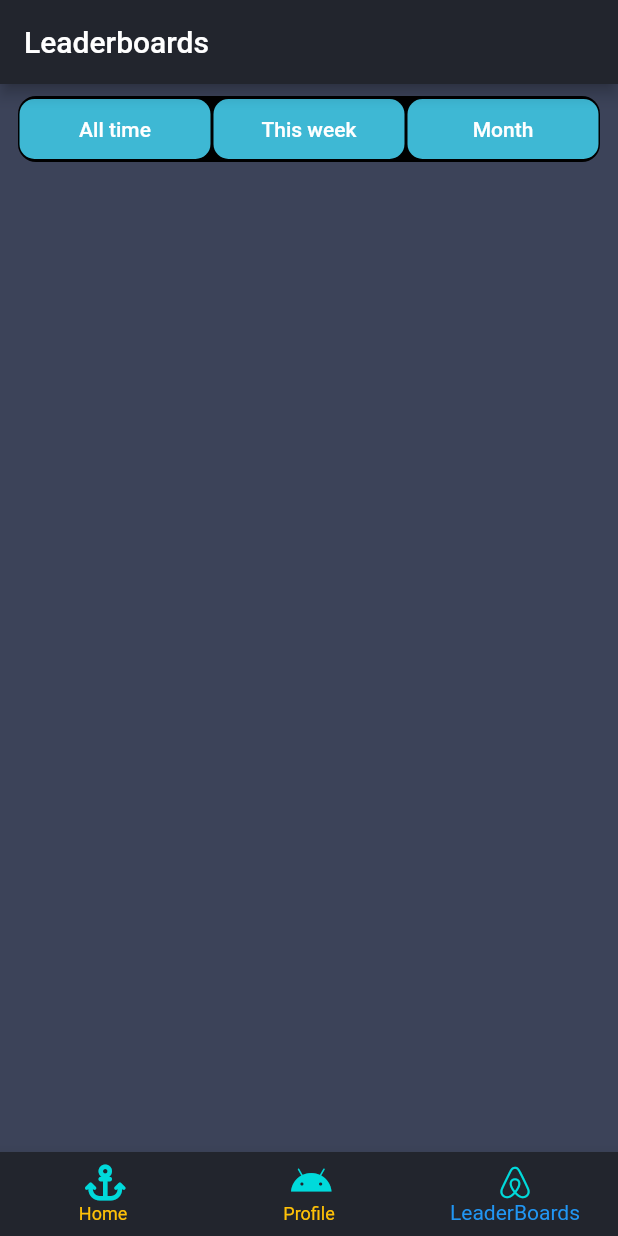
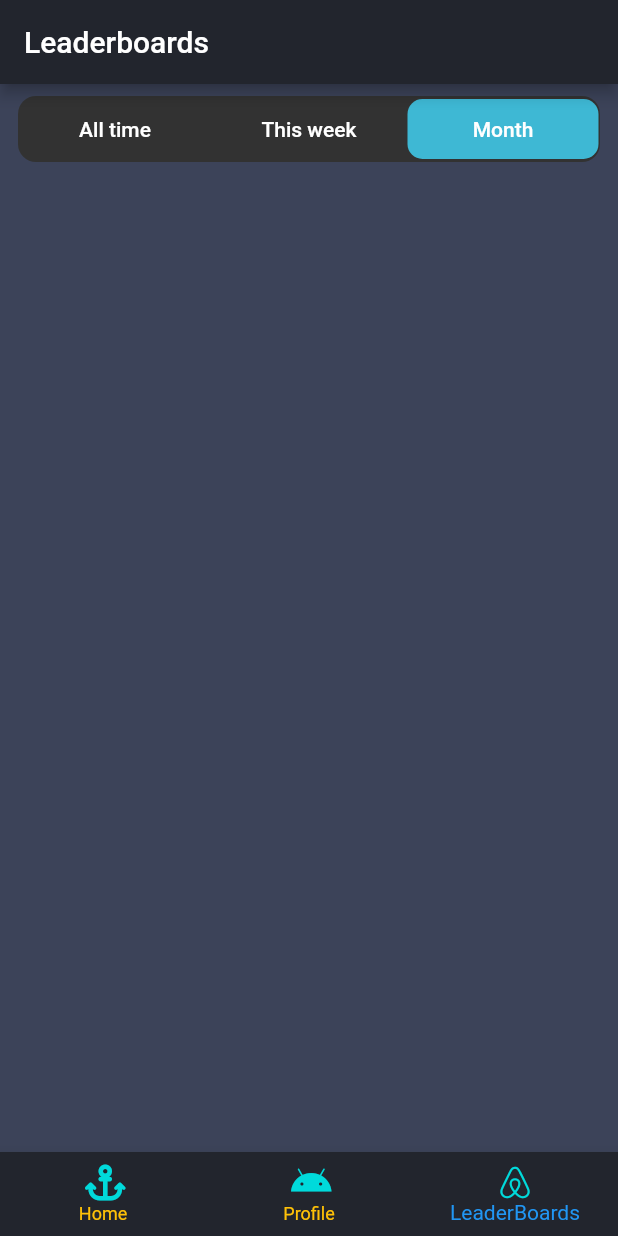
Before and after one commit to soulandbone/trivia_app, a Flutter app: the screen it shows after launch, item 3 of the bottom bar chosen, on a phone screen of 412 x 824 dp. Run offline on Flutter 3.47's test engine with Material 2 defaults, Android fonts, the phone set to English and light mode, and no system bars; our stand-ins replace flutter_riverpod, font_awesome_flutter, gap.

Commit message:
The switch three widget is working as intended, at least switching the three buttons

```diff
--- a/lib/utils/app_styles.dart
+++ b/lib/utils/app_styles.dart
@@ -7,6 +7,7 @@ class AppStyles {
   static const Color cardBgColor = Color.fromRGBO(79, 84, 100, 1);
   static const Color turquoise = Color.fromRGBO(0, 218, 219, 1);
   static const Color lightBlue = Color.fromRGBO(62, 184, 212, 1);
+  static const Color grey50 = Color.fromRGBO(50, 50, 50, 1);
 
   static const TextStyle title =
       TextStyle(fontWeight: FontWeight.bold, fontSize: 24, color: Colors.white);
--- a/lib/widgets/composed_widgets/switch_three.dart
+++ b/lib/widgets/composed_widgets/switch_three.dart
@@ -1,4 +1,5 @@
 import 'package:flutter/material.dart';
+import 'package:trivia_app/utils/app_styles.dart';
 import 'package:trivia_app/widgets/custom_button.dart';
 
 class SwitchThree extends StatefulWidget {
@@ -9,16 +10,38 @@ class SwitchThree extends StatefulWidget {
 }
 
 class _SwitchThreeState extends State<SwitchThree> {
+  int currentIndex = 2;
+
   @override
   Widget build(BuildContext context) {
+    onPress(int index) {
+      setState(() {
+        currentIndex = index;
+      });
+    }
+
     return Container(
       margin: const EdgeInsets.symmetric(vertical: 8, horizontal: 12),
       decoration: BoxDecoration(
-          color: Colors.black, borderRadius: BorderRadius.circular(12)),
+          color: AppStyles.grey50, borderRadius: BorderRadius.circular(12)),
       child: Row(mainAxisAlignment: MainAxisAlignment.spaceAround, children: [
-        CustomButton(text: 'All time'),
-        CustomButton(text: 'This week'),
-        CustomButton(text: 'Month')
+        CustomButton(
+            callback: onPress,
+            id: 0,
+            text: 'All time',
+            pressed: currentIndex == 0 ? true : false),
+        CustomButton(
+          callback: onPress,
+          text: 'This week',
+          id: 1,
+          pressed: currentIndex == 1 ? true : false,
+        ),
+        CustomButton(
+          callback: onPress,
+          text: 'Month',
+          id: 2,
+          pressed: currentIndex == 2 ? true : false,
+        )
       ]),
     );
   }
--- a/lib/widgets/custom_button.dart
+++ b/lib/widgets/custom_button.dart
@@ -1,30 +1,35 @@
 import 'package:flutter/material.dart';
 import 'package:trivia_app/utils/app_styles.dart';
 
-class CustomButton extends StatefulWidget {
+class CustomButton extends StatelessWidget {
+  final int id;
   final String text;
-  CustomButton({required this.text, super.key});
+  final bool pressed;
+  Function callback;
 
-  @override
-  State<CustomButton> createState() => _CustomButtonState();
-}
+  CustomButton(
+      {required this.id,
+      required this.text,
+      required this.pressed,
+      required this.callback,
+      super.key});
 
-class _CustomButtonState extends State<CustomButton> {
   @override
   Widget build(BuildContext context) {
     return Expanded(
       child: Container(
+        //key: ValueKey(widget.text),
         width: 100,
         height: 40,
         margin: const EdgeInsets.symmetric(vertical: 2, horizontal: 1),
         decoration: BoxDecoration(
-            color: AppStyles.lightBlue,
+            color: pressed ? AppStyles.lightBlue : AppStyles.grey50,
             borderRadius: BorderRadius.circular(10)),
         child: TextButton(
-          onPressed: null,
+          onPressed: () => callback(id),
           child: Text(
-            widget.text,
-            style: TextStyle(color: Colors.white),
+            text,
+            style: const TextStyle(color: Colors.white),
           ),
         ),
       ),
```
